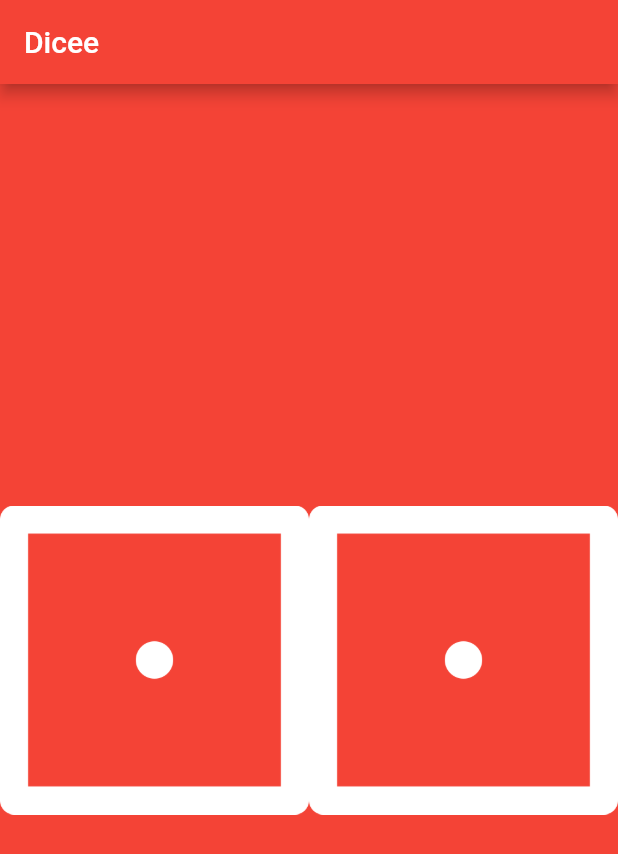
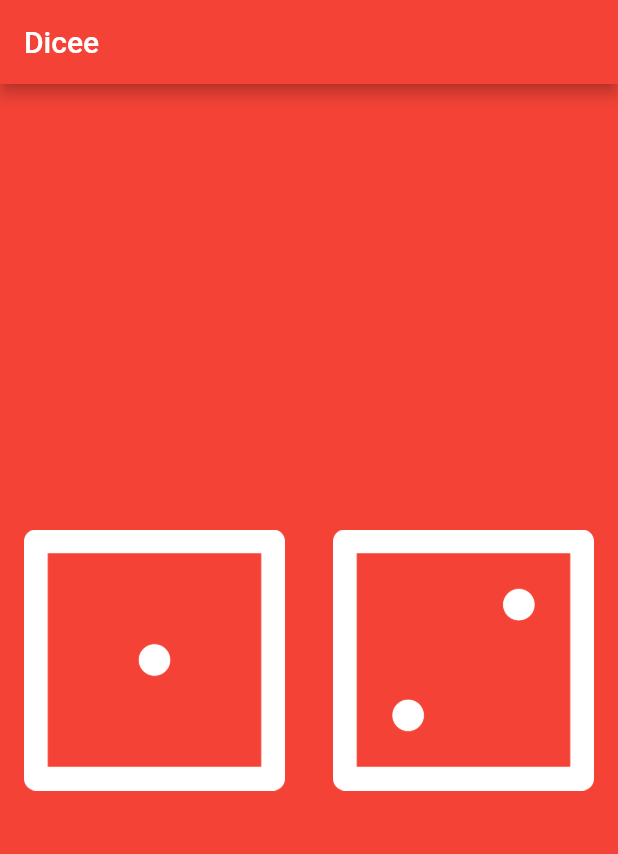
Before and after one commit to killerwilmer/appbrewery_flutter, a Flutter app: the screen it shows after launch, on a phone screen of 412 x 824 dp. Shown: the top 854 px of the screen. Run offline on Flutter 3.47's test engine with Material 2 defaults, Android fonts, the phone set to English and light mode, and no system bars.

Commit message:
Add Padding to Images

```diff
--- a/dicee-flutter/lib/main.dart
+++ b/dicee-flutter/lib/main.dart
@@ -22,10 +22,16 @@ class DicePage extends StatelessWidget {
       child: Row(
         children: <Widget>[
           Expanded(
-            child: Image.asset('images/dice1.png'),
+            child: Padding(
+              padding: const EdgeInsets.all(16.0),
+              child: Image.asset('images/dice1.png'),
+            ),
           ),
           Expanded(
-            child: Image.asset('images/dice1.png'),
+            child: Padding(
+              padding: const EdgeInsets.all(16.0),
+              child: Image.asset('images/dice2.png'),
+            ),
           ),
         ],
       ),
```
